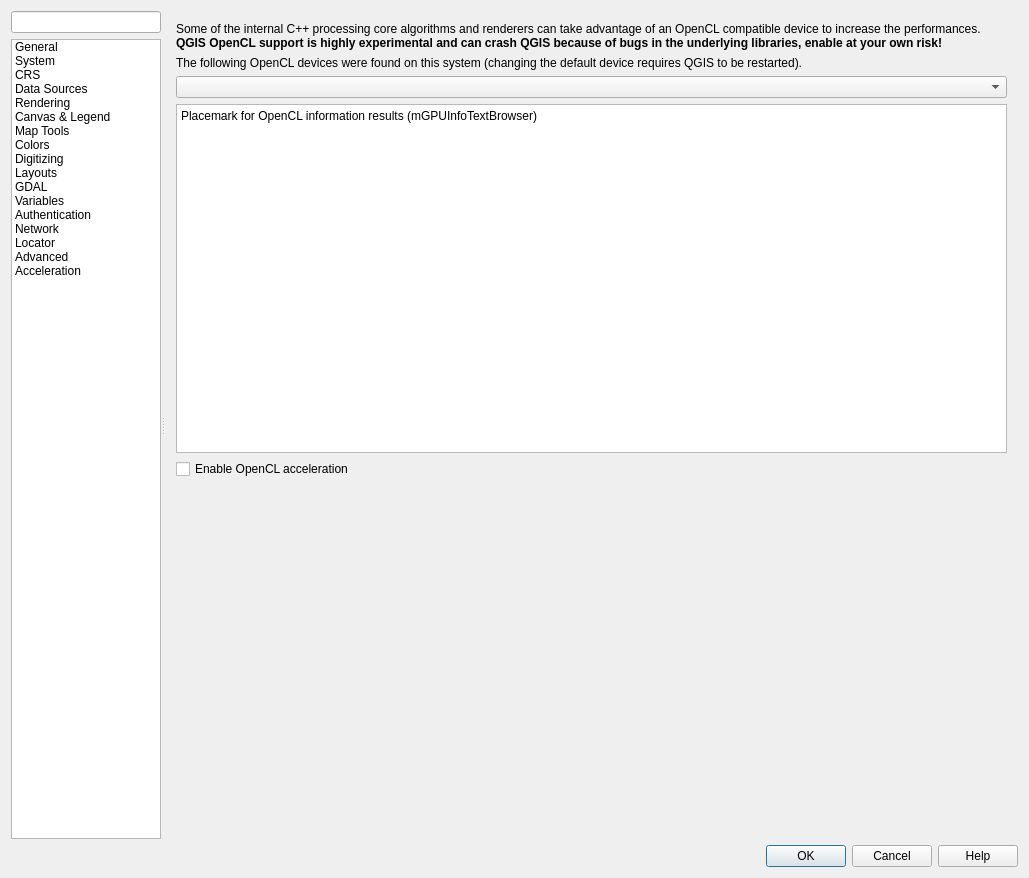
Old version of the form src/ui/qgsoptionsbase.ui in the repository qgis/QGIS.
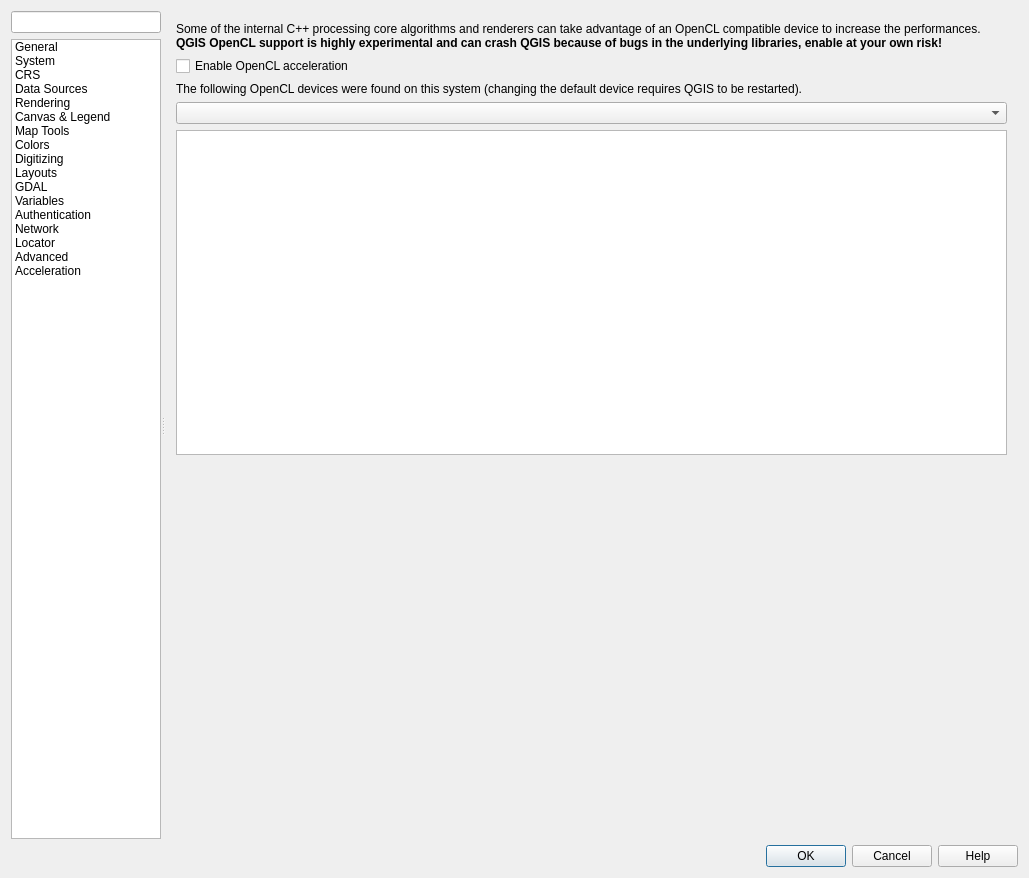
New version of the form. The open tabs and pages were chosen to show the change. Icons and pictures are not drawn. Custom widgets are drawn as their Qt base class.

Commit message:
Defer opencl initialization after user has opted-in in settings
Prevents a crash from #20363, actually deferring the crash
after the user has opted-in, btw the options is not stored
unless the user close the dialog, so a QGIS restart would
restore the status prior to the crash.

I've not been able to reproduce the crash on my windows
machines so I could not really get to the bottom of it,
this is just a workaround that should prevent the immediate
crash when opening the settings dialog.

The edit to the form file:
```diff
--- a/src/ui/qgsoptionsbase.ui
+++ b/src/ui/qgsoptionsbase.ui
@@ -5332,6 +5332,28 @@
             </widget>
            </item>
            <item>
+            <widget class="QCheckBox" name="mGPUEnableCheckBox">
+             <property name="text">
+              <string>Enable OpenCL acceleration</string>
+             </property>
+            </widget>
+           </item>
+           <item>
+            <widget class="QWidget" name="mOpenClContainerWidget" native="true">
+             <layout class="QVBoxLayout" name="verticalLayout_32">
+              <property name="leftMargin">
+               <number>0</number>
+              </property>
+              <property name="topMargin">
+               <number>0</number>
+              </property>
+              <property name="rightMargin">
+               <number>0</number>
+              </property>
+              <property name="bottomMargin">
+               <number>0</number>
+              </property>
+              <item>
             <widget class="QLabel" name="label_64">
              <property name="text">
               <string>The following OpenCL devices were found on this system (changing the default device requires QGIS to be restarted).</string>
@@ -5347,16 +5369,12 @@
               <string>&lt;!DOCTYPE HTML PUBLIC &quot;-//W3C//DTD HTML 4.0//EN&quot; &quot;http://www.w3.org/TR/REC-html40/strict.dtd&quot;&gt;
 &lt;html&gt;&lt;head&gt;&lt;meta name=&quot;qrichtext&quot; content=&quot;1&quot; /&gt;&lt;style type=&quot;text/css&quot;&gt;
 p, li { white-space: pre-wrap; }
-&lt;/style&gt;&lt;/head&gt;&lt;body style=&quot; font-family:'Noto Sans'; font-size:9pt; font-weight:400; font-style:normal;&quot;&gt;
-&lt;p style=&quot; margin-top:0px; margin-bottom:0px; margin-left:0px; margin-right:0px; -qt-block-indent:0; text-indent:0px;&quot;&gt;Placemark for OpenCL information results (mGPUInfoTextBrowser)&lt;/p&gt;&lt;/body&gt;&lt;/html&gt;</string>
+&lt;/style&gt;&lt;/head&gt;&lt;body style=&quot; font-family:'Noto Sans'; font-size:10pt; font-weight:400; font-style:normal;&quot;&gt;
+&lt;p style=&quot;-qt-paragraph-type:empty; margin-top:0px; margin-bottom:0px; margin-left:0px; margin-right:0px; -qt-block-indent:0; text-indent:0px;&quot;&gt;&lt;br /&gt;&lt;/p&gt;&lt;/body&gt;&lt;/html&gt;</string>
              </property>
             </widget>
            </item>
-           <item>
-            <widget class="QCheckBox" name="mGPUEnableCheckBox">
-             <property name="text">
-              <string>Enable OpenCL acceleration</string>
-             </property>
+             </layout>
             </widget>
            </item>
            <item>
```
Left out of the diff: 46 changed lines with no effect on the pictures. Lines whose indentation alone changed are shown as unchanged. The commit also changes 1 other file.
